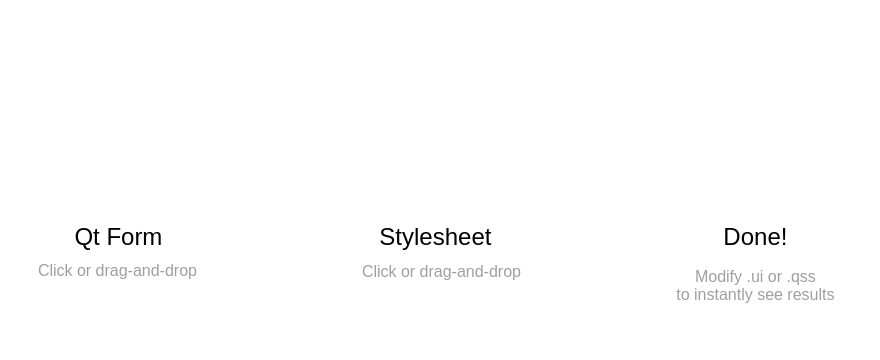
The window that ui/MainWindow.ui (artem-ogre/QSSPreview) describes before a commit, drawn with Qt 5.
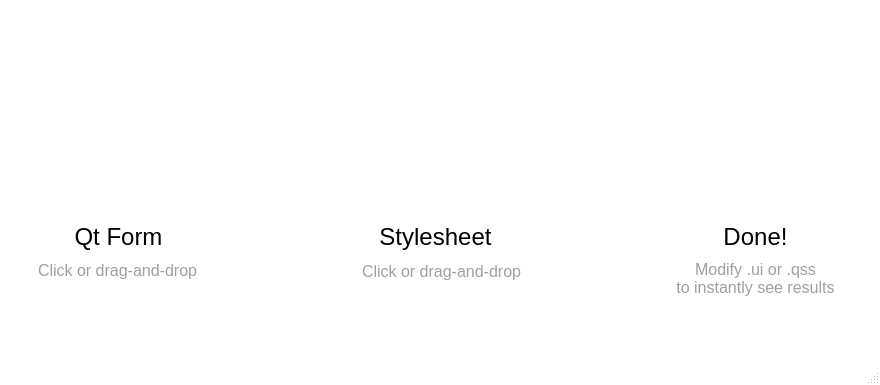
The same window after the commit. Icons and pictures are not drawn.

Commit message: Drag-and-drop implementation * Minor modifications: icon & GUI

Diff of the .ui file:
```diff
--- a/ui/MainWindow.ui
+++ b/ui/MainWindow.ui
@@ -7,7 +7,7 @@
     <x>0</x>
     <y>0</y>
     <width>880</width>
-    <height>360</height>
+    <height>385</height>
    </rect>
   </property>
   <property name="minimumSize">
@@ -19,7 +19,7 @@
   <property name="maximumSize">
    <size>
     <width>880</width>
-    <height>360</height>
+    <height>16777215</height>
    </size>
   </property>
   <property name="windowTitle">
@@ -481,12 +481,15 @@
     </property>
    </widget>
    <widget class="QLabel" name="label_4">
+    <property name="enabled">
+     <bool>true</bool>
+    </property>
     <property name="geometry">
      <rect>
       <x>630</x>
-      <y>250</y>
+      <y>260</y>
       <width>251</width>
-      <height>71</height>
+      <height>51</height>
      </rect>
     </property>
     <property name="font">
@@ -499,7 +502,7 @@
 to instantly see results</string>
     </property>
     <property name="alignment">
-     <set>Qt::AlignCenter</set>
+     <set>Qt::AlignHCenter|Qt::AlignTop</set>
     </property>
    </widget>
    <zorder>label_2</zorder>
@@ -526,6 +529,7 @@
     </rect>
    </property>
   </widget>
+  <widget class="QStatusBar" name="statusBar"/>
  </widget>
  <resources>
   <include location="../images/icons.qrc"/>
```
Left out of the diff: 34 changed lines with no effect on the pictures. The commit also changes 5 other files.
